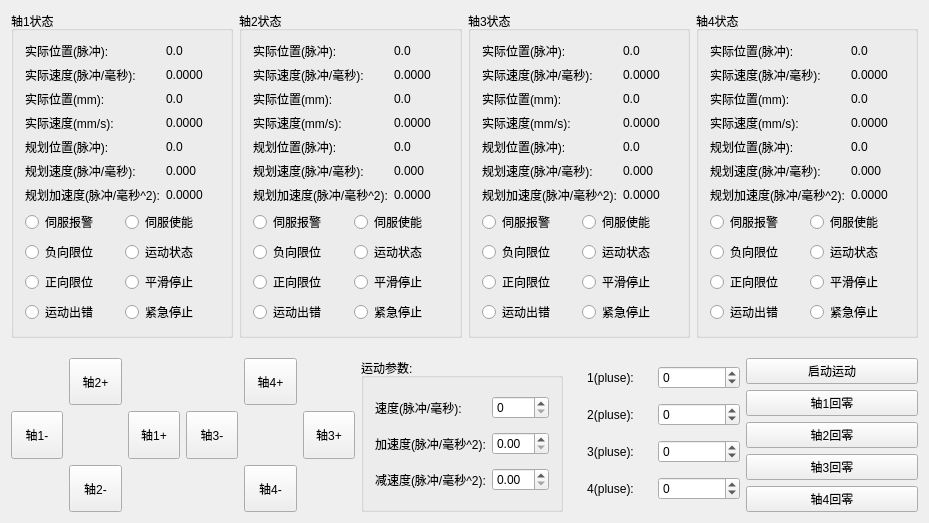
Old version of the form GTSSimpleController/Widget/MasterControlWidget.ui in the repository whisper512/GTS.
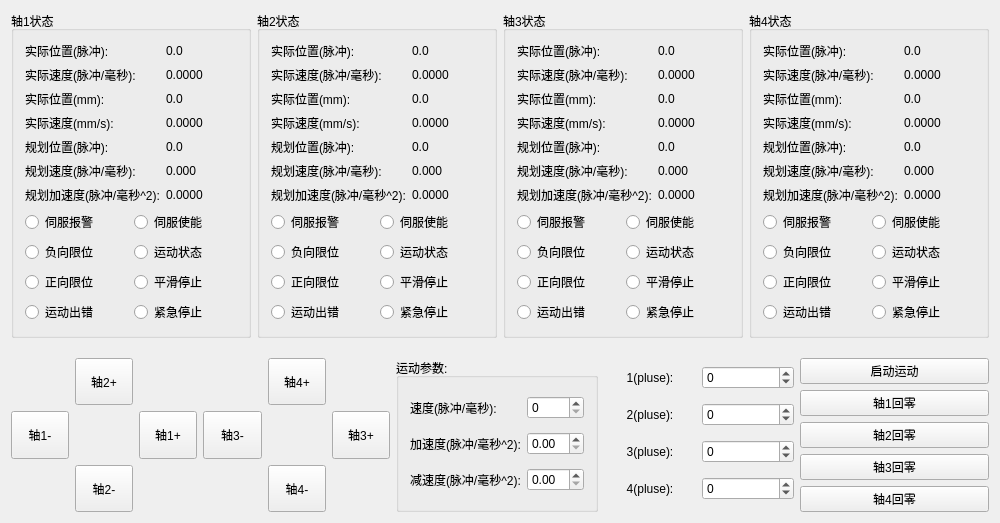
New version of the form.

Commit message: 调整界面大小

Patch:
```diff
--- a/GTSSimpleController/Widget/MasterControlWidget.ui
+++ b/GTSSimpleController/Widget/MasterControlWidget.ui
@@ -6,8 +6,8 @@
    <rect>
     <x>0</x>
     <y>0</y>
-    <width>929</width>
-    <height>493</height>
+    <width>1000</width>
+    <height>500</height>
    </rect>
   </property>
   <property name="windowTitle">
```
The commit also changes 6 other files.
